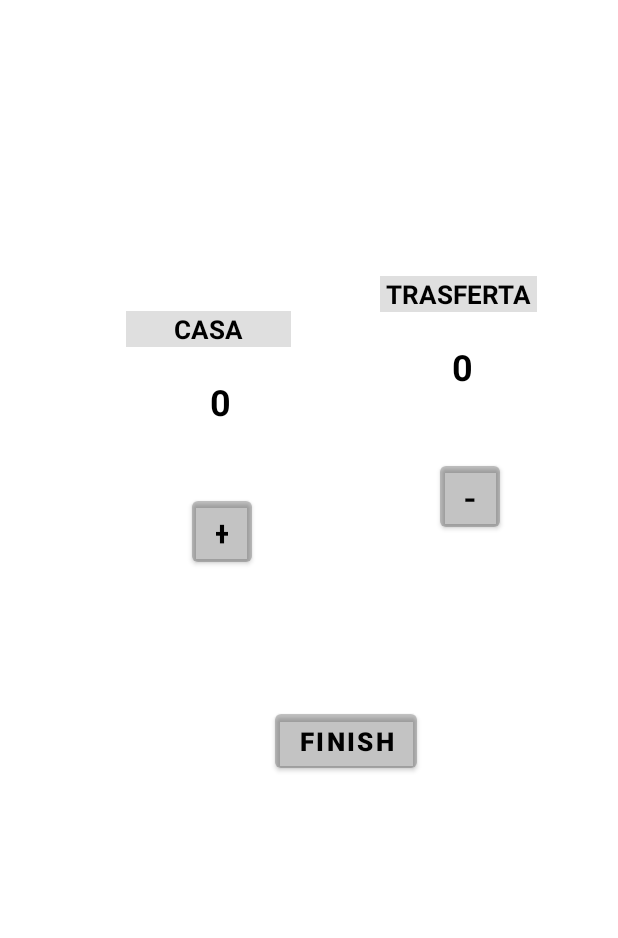
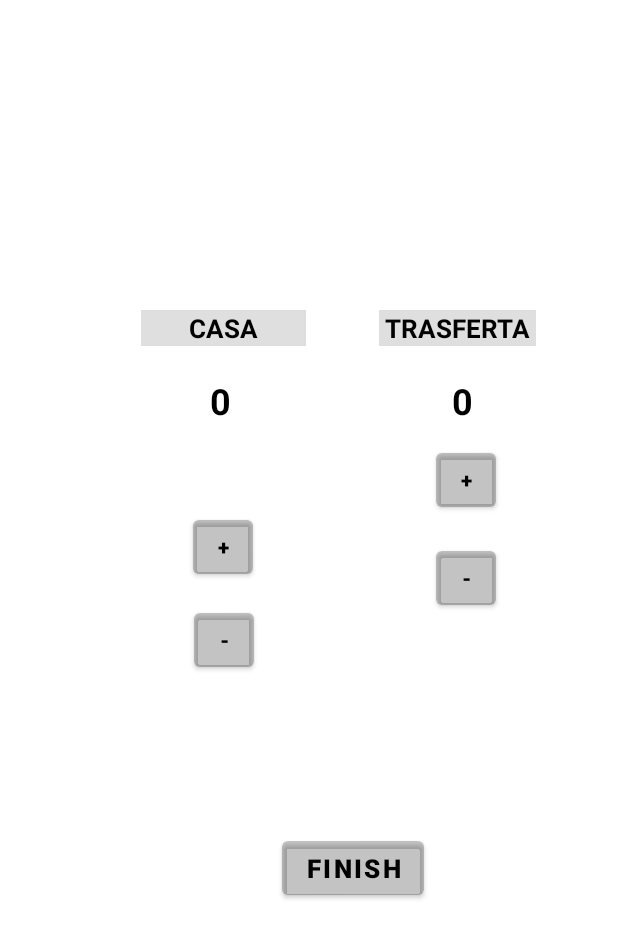
Before and after one commit to marco-carioti/SegnaPunteggio, an Android app: the layout fragment_first.xml on its own in the app's theme, with its tools: preview values and no code run, on a phone screen of 412 x 824 dp. Shown: the top 938 px of the screen. Run offline under Robolectric (Android 15) with nearby library versions, the phone set to English and light mode, and no system bars.

```diff
--- a/app/src/main/java/com/example/segnapunteggio/MainActivity.kt
+++ b/app/src/main/java/com/example/segnapunteggio/MainActivity.kt
@@ -2,10 +2,13 @@ package com.example.segnapunteggio
 
 import androidx.appcompat.app.AppCompatActivity
 import android.os.Bundle
+import androidx.navigation.fragment.NavHostFragment
 
 class MainActivity : AppCompatActivity() {
     override fun onCreate(savedInstanceState: Bundle?) {
         super.onCreate(savedInstanceState)
         setContentView(R.layout.activity_main)
+        val navHostFragment = supportFragmentManager.findFragmentById(R.id.fragment_container) as NavHostFragment
+        val navController = navHostFragment.navController
     }
 }
--- a/app/src/main/res/layout/fragment_first.xml
+++ b/app/src/main/res/layout/fragment_first.xml
@@ -10,32 +10,33 @@
         android:id="@+id/casa_textView"
         android:layout_width="wrap_content"
         android:layout_height="wrap_content"
-        android:layout_marginStart="84dp"
         android:background="#20000000"
         android:text="        CASA        "
         android:textColor="@color/black"
         android:textSize="17dp"
         android:textStyle="bold"
         app:layout_constraintBottom_toBottomOf="parent"
+        app:layout_constraintEnd_toEndOf="parent"
+        app:layout_constraintHorizontal_bias="0.311"
         app:layout_constraintStart_toStartOf="parent"
         app:layout_constraintTop_toTopOf="parent"
-        app:layout_constraintVertical_bias="0.259"></TextView>
+        app:layout_constraintVertical_bias="0.258"></TextView>
 
     <TextView
         android:id="@+id/trasferta_textView"
         android:layout_width="wrap_content"
         android:layout_height="wrap_content"
-        android:layout_marginTop="184dp"
         android:background="#20000000"
         android:text=" TRASFERTA "
         android:textColor="@color/black"
         android:textSize="17dp"
         android:textStyle="bold"
+        app:layout_constraintBottom_toBottomOf="parent"
         app:layout_constraintEnd_toEndOf="parent"
-        app:layout_constraintHorizontal_bias="0.525"
+        app:layout_constraintHorizontal_bias="0.473"
         app:layout_constraintStart_toEndOf="@+id/casa_textView"
-        app:layout_constraintTop_toTopOf="parent"></TextView>
-
+        app:layout_constraintTop_toTopOf="parent"
+        app:layout_constraintVertical_bias="0.258"></TextView>
 
     <TextView
         android:id="@+id/punteggiocasa"
@@ -66,49 +67,86 @@
 
     </TextView>
 
+
     <Button
-        android:id="@+id/button_aumenta"
+        android:id="@+id/aumenta_casa"
         android:layout_width="40dp"
         android:layout_height="wrap_content"
-        android:layout_marginStart="128dp"
-        android:layout_marginTop="44dp"
+        android:layout_marginStart="108dp"
+        android:layout_marginBottom="404dp"
         android:backgroundTint="#20000000"
         android:text="+"
         android:textColor="@color/black"
-        android:textSize="24dp"
+        android:textStyle="bold"
+        app:layout_constraintBottom_toBottomOf="parent"
+        app:layout_constraintEnd_toStartOf="@+id/aumenta_trasferta"
+        app:layout_constraintHorizontal_bias="0.146"
         app:layout_constraintStart_toStartOf="parent"
-        app:layout_constraintTop_toBottomOf="@+id/punteggiocasa"></Button>
+        app:layout_constraintTop_toBottomOf="@+id/punteggiocasa"
+        app:layout_constraintVertical_bias="0.65" />
 
     <Button
-        android:id="@+id/button_meno"
+        android:id="@+id/diminuisci_casa"
         android:layout_width="40dp"
         android:layout_height="wrap_content"
-        android:layout_marginTop="44dp"
+        android:layout_marginTop="14dp"
         android:backgroundTint="#20000000"
         android:text="-"
         android:textColor="@color/black"
-        android:textSize="24dp"
+        android:textStyle="bold"
+        app:layout_constraintBottom_toTopOf="@+id/finish"
         app:layout_constraintEnd_toEndOf="parent"
-        app:layout_constraintHorizontal_bias="0.615"
-        app:layout_constraintStart_toEndOf="@+id/button_aumenta"
-        app:layout_constraintTop_toBottomOf="@+id/punteggiotrasferta" />
+        app:layout_constraintHorizontal_bias="0.347"
+        app:layout_constraintStart_toStartOf="parent"
+        app:layout_constraintTop_toBottomOf="@+id/aumenta_casa"
+        app:layout_constraintVertical_bias="0.0"></Button>
+
+    <Button
+        android:id="@+id/aumenta_trasferta"
+        android:layout_width="40dp"
+        android:layout_height="wrap_content"
+        android:layout_marginTop="12dp"
+        android:backgroundTint="#20000000"
+        android:text="+"
+        android:textColor="@color/black"
+        android:textStyle="bold"
+        app:layout_constraintBottom_toBottomOf="parent"
+        app:layout_constraintEnd_toEndOf="parent"
+        app:layout_constraintHorizontal_bias="0.781"
+        app:layout_constraintStart_toStartOf="parent"
+        app:layout_constraintTop_toBottomOf="@+id/punteggiotrasferta"
+        app:layout_constraintVertical_bias="0.002" />
+
+    <Button
+        android:id="@+id/diminuisci_trasferta"
+        android:layout_width="40dp"
+        android:layout_height="wrap_content"
+        android:backgroundTint="#20000000"
+        android:text="-"
+        android:textColor="@color/black"
+        android:textStyle="bold"
+        app:layout_constraintBottom_toTopOf="@+id/finish"
+        app:layout_constraintEnd_toEndOf="parent"
+        app:layout_constraintHorizontal_bias="0.599"
+        app:layout_constraintStart_toEndOf="@+id/diminuisci_casa"
+        app:layout_constraintTop_toBottomOf="@+id/aumenta_trasferta"
+        app:layout_constraintVertical_bias="0.108"></Button>
 
     <Button
         android:id="@+id/finish"
         android:layout_width="wrap_content"
         android:layout_height="wrap_content"
-        app:layout_constraintBottom_toBottomOf="parent"
-        app:layout_constraintEnd_toEndOf="parent"
-        app:layout_constraintHorizontal_bias="0.578"
-        app:layout_constraintStart_toStartOf="parent"
-        app:layout_constraintTop_toTopOf="parent"
-        app:layout_constraintVertical_bias="0.606"
+        android:backgroundTint="#20000000"
         android:text="FINISH"
         android:textColor="@color/black"
         android:textSize="17dp"
         android:textStyle="bold"
-        android:backgroundTint="#20000000"
-        />
+        app:layout_constraintBottom_toBottomOf="parent"
+        app:layout_constraintEnd_toEndOf="parent"
+        app:layout_constraintHorizontal_bias="0.592"
+        app:layout_constraintStart_toStartOf="parent"
+        app:layout_constraintTop_toTopOf="parent"
+        app:layout_constraintVertical_bias="0.715" />
 
 
 </androidx.constraintlayout.widget.ConstraintLayout>
```
Also changed, not shown: app/src/main/java/com/example/segnapunteggio/FirstFragment.kt (+28 -44 lines), app/src/main/java/com/example/segnapunteggio/HomeFragment.kt (+10 -12 lines), app/src/main/java/com/example/segnapunteggio/SecondFragment.kt (+7 -39 lines), app/src/main/res/layout/activity_main.xml (+9 -4 lines).
